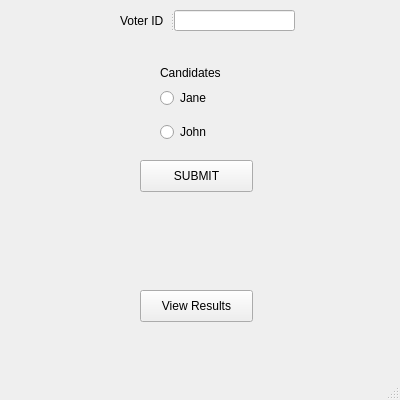
Qt form gui.ui (cassianebel/python-voting-app) before a commit.
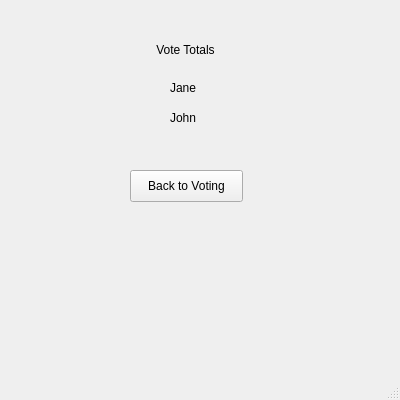
The same form after that commit.

Commit message: added results view

```diff
--- a/gui.ui
+++ b/gui.ui
@@ -26,10 +26,36 @@
    <string>MainWindow</string>
   </property>
   <widget class="QWidget" name="centralwidget">
+   <widget class="QStackedWidget" name="stackedWidget">
+    <property name="geometry">
+     <rect>
+      <x>20</x>
+      <y>0</y>
+      <width>351</width>
+      <height>341</height>
+     </rect>
+    </property>
+    <property name="currentIndex">
+     <number>1</number>
+    </property>
+    <widget class="QWidget" name="page">
+     <widget class="QPushButton" name="button_results">
+      <property name="geometry">
+       <rect>
+        <x>120</x>
+        <y>290</y>
+        <width>113</width>
+        <height>32</height>
+       </rect>
+      </property>
+      <property name="text">
+       <string>View Results</string>
+      </property>
+     </widget>
    <widget class="QPushButton" name="button_submit">
     <property name="geometry">
      <rect>
-      <x>140</x>
+        <x>120</x>
       <y>160</y>
       <width>113</width>
       <height>32</height>
@@ -58,7 +84,7 @@
    <widget class="QSplitter" name="splitter">
     <property name="geometry">
      <rect>
-      <x>120</x>
+        <x>100</x>
       <y>10</y>
       <width>175</width>
       <height>21</height>
@@ -77,7 +103,7 @@
    <widget class="QWidget" name="layoutWidget">
     <property name="geometry">
      <rect>
-      <x>160</x>
+        <x>140</x>
       <y>80</y>
       <width>72</width>
       <height>71</height>
@@ -109,7 +135,7 @@
    <widget class="QLabel" name="label_heading">
     <property name="geometry">
      <rect>
-      <x>160</x>
+        <x>140</x>
       <y>60</y>
       <width>69</width>
       <height>25</height>
@@ -119,18 +145,64 @@
      <string>Candidates</string>
     </property>
    </widget>
-   <widget class="QPushButton" name="button_results">
+    </widget>
+    <widget class="QWidget" name="page_2">
+     <widget class="QPushButton" name="button_back">
     <property name="geometry">
      <rect>
-      <x>140</x>
-      <y>290</y>
+        <x>110</x>
+        <y>170</y>
       <width>113</width>
       <height>32</height>
      </rect>
     </property>
     <property name="text">
-     <string>View Results</string>
-    </property>
+       <string>Back to Voting</string>
+      </property>
+     </widget>
+     <widget class="QLabel" name="label_totals">
+      <property name="geometry">
+       <rect>
+        <x>0</x>
+        <y>40</y>
+        <width>331</width>
+        <height>20</height>
+       </rect>
+      </property>
+      <property name="text">
+       <string>Vote Totals</string>
+      </property>
+      <property name="alignment">
+       <set>Qt::AlignCenter</set>
+      </property>
+     </widget>
+     <widget class="QLabel" name="label_totalJane">
+      <property name="geometry">
+       <rect>
+        <x>150</x>
+        <y>80</y>
+        <width>60</width>
+        <height>16</height>
+       </rect>
+      </property>
+      <property name="text">
+       <string>Jane</string>
+      </property>
+     </widget>
+     <widget class="QLabel" name="label_totalJohn">
+      <property name="geometry">
+       <rect>
+        <x>150</x>
+        <y>110</y>
+        <width>60</width>
+        <height>16</height>
+       </rect>
+      </property>
+      <property name="text">
+       <string>John</string>
+      </property>
+     </widget>
+    </widget>
    </widget>
   </widget>
   <widget class="QMenuBar" name="menubar">
```
Left out of the diff: 2 changed lines with no effect on the pictures. Lines whose indentation alone changed are shown as unchanged. The commit also changes 2 other files.
